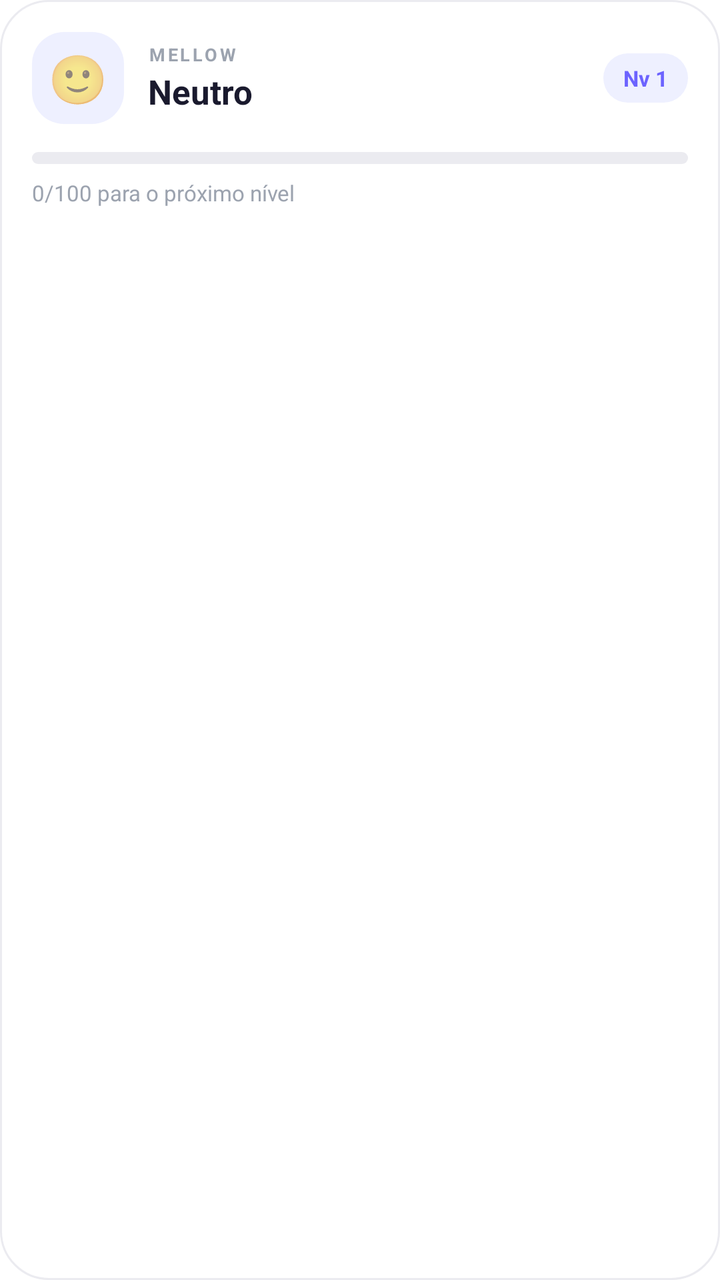
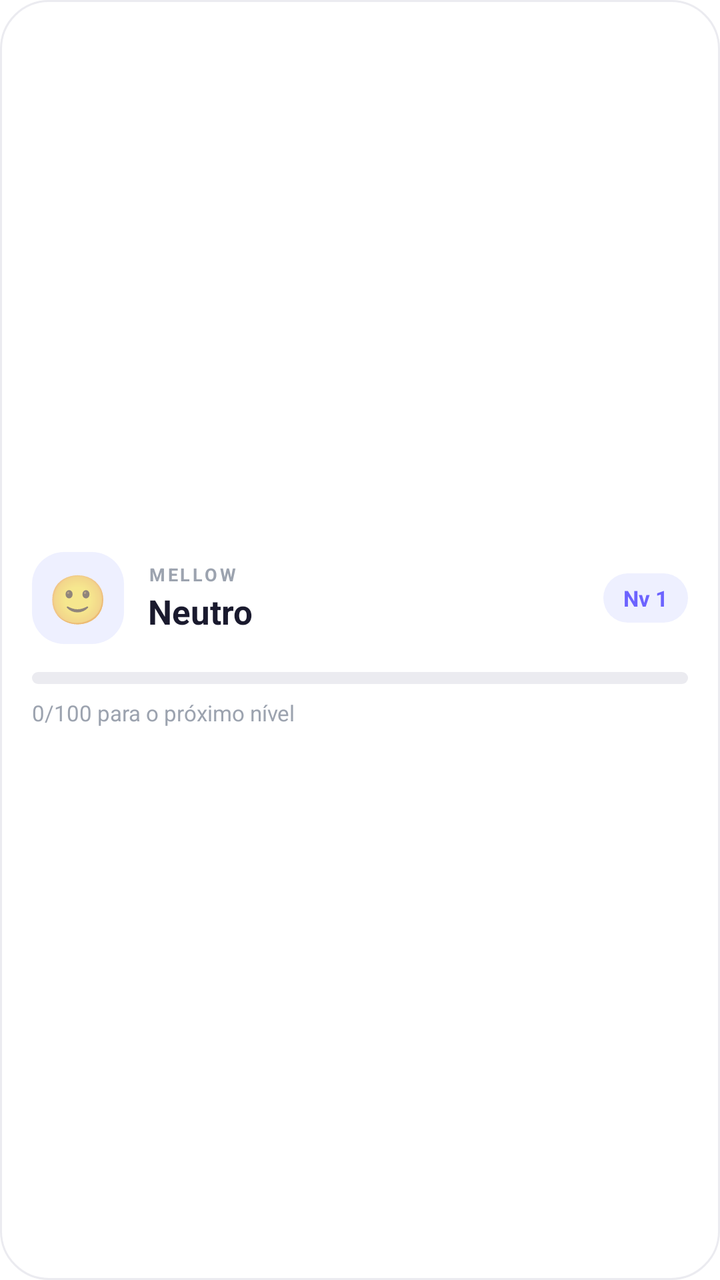

Two renders of the same Android screen: before a commit and after it. Below are the layout's source before the change and the commit's diff.
<!-- AndroidManifest.xml: fallback theme Theme.MaterialComponents.DayNight.NoActionBar -->
<!-- res/layout/widget_mood.xml -->
<?xml version="1.0" encoding="utf-8"?>
<LinearLayout xmlns:android="http://schemas.android.com/apk/res/android"
    android:id="@+id/widget_mood_root"
    android:layout_width="match_parent"
    android:layout_height="match_parent"
    android:orientation="vertical"
    android:background="@drawable/widget_card_bg"
    android:padding="16dp">

    <LinearLayout
        android:layout_width="match_parent"
        android:layout_height="wrap_content"
        android:orientation="horizontal"
        android:gravity="center_vertical">

        <TextView
            android:id="@+id/widget_mood_emoji"
            android:layout_width="46dp"
            android:layout_height="46dp"
            android:background="@drawable/widget_avatar_bg"
            android:gravity="center"
            android:textSize="24sp"
            android:text="🙂" />

        <LinearLayout
            android:layout_width="0dp"
            android:layout_height="wrap_content"
            android:layout_weight="1"
            android:layout_marginStart="12dp"
            android:orientation="vertical">

            <TextView
                android:layout_width="wrap_content"
                android:layout_height="wrap_content"
                android:textSize="9sp"
                android:textStyle="bold"
                android:textColor="#9CA3AF"
                android:letterSpacing="0.14"
                android:text="MELLOW" />

            <TextView
                android:id="@+id/widget_mood_label"
                android:layout_width="match_parent"
                android:layout_height="wrap_content"
                android:layout_marginTop="1dp"
                android:textSize="17sp"
                android:textStyle="bold"
                android:textColor="#1A1A2E"
                android:maxLines="1"
                android:ellipsize="end"
                android:text="Neutro" />
        </LinearLayout>

        <TextView
            android:id="@+id/widget_mood_level"
            android:layout_width="wrap_content"
            android:layout_height="wrap_content"
            android:layout_marginStart="8dp"
            android:background="@drawable/widget_level_pill"
            android:paddingStart="10dp"
            android:paddingEnd="10dp"
            android:paddingTop="5dp"
            android:paddingBottom="5dp"
            android:textSize="11sp"
            android:textStyle="bold"
            android:textColor="#6C63FF"
            android:text="Nv 1" />
    </LinearLayout>

    <ProgressBar
        android:id="@+id/widget_mood_bar"
        style="?android:attr/progressBarStyleHorizontal"
        android:layout_width="match_parent"
        android:layout_height="6dp"
        android:layout_marginTop="14dp"
        android:progressDrawable="@drawable/widget_progress"
        android:max="100"
        android:progress="0" />

    <TextView
        android:id="@+id/widget_mood_sub"
        android:layout_width="match_parent"
        android:layout_height="wrap_content"
        android:layout_marginTop="7dp"
        android:textSize="11sp"
        android:textColor="#9CA3AF"
        android:maxLines="1"
        android:ellipsize="end"
        android:text="0/100 para o próximo nível" />
</LinearLayout>
<!-- resources referenced by this layout -->
<resources>
  <!-- drawable widget_avatar_bg (drawable) -->
  <?xml version="1.0" encoding="utf-8"?>
  <shape xmlns:android="http://schemas.android.com/apk/res/android" android:shape="rectangle">
    <solid android:color="#EEF0FF" />
    <corners android:radius="16dp" />
  </shape>
  <!-- drawable widget_card_bg (drawable) -->
  <?xml version="1.0" encoding="utf-8"?>
  <shape xmlns:android="http://schemas.android.com/apk/res/android" android:shape="rectangle">
    <solid android:color="#FFFFFF" />
    <corners android:radius="24dp" />
    <stroke android:width="1dp" android:color="#EBEBF0" />
  </shape>
  <!-- drawable widget_level_pill (drawable) -->
  <?xml version="1.0" encoding="utf-8"?>
  <shape xmlns:android="http://schemas.android.com/apk/res/android" android:shape="rectangle">
    <solid android:color="#EEF0FF" />
    <corners android:radius="999dp" />
  </shape>
  <!-- drawable widget_progress (drawable) -->
  <?xml version="1.0" encoding="utf-8"?>
  <layer-list xmlns:android="http://schemas.android.com/apk/res/android">
    <item android:id="@android:id/background">
      <shape android:shape="rectangle">
        <solid android:color="#EBEBF0" />
        <corners android:radius="999dp" />
      </shape>
    </item>
    <item android:id="@android:id/progress">
      <clip>
        <shape android:shape="rectangle">
          <solid android:color="#6C63FF" />
          <corners android:radius="999dp" />
        </shape>
      </clip>
    </item>
  </layer-list>
</resources>

<!-- the commit's change to res/layout/widget_mood.xml (unified diff, before → after) -->
@@ -5,7 +5,8 @@
     android:layout_height="match_parent"
     android:orientation="vertical"
     android:background="@drawable/widget_card_bg"
-    android:padding="16dp">
+    android:padding="16dp"
+    android:gravity="center_vertical">
 
     <LinearLayout
         android:layout_width="match_parent"
